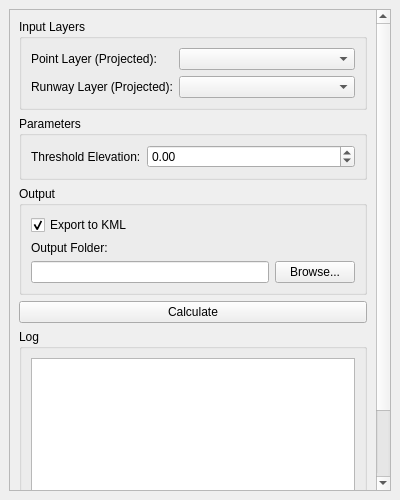
FLYGHT7/qpansopy, file Q_Pansopy/ui/ils/qpansopy_ils_dockwidget.ui: the form before one commit.
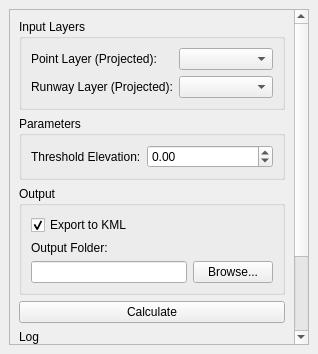
The form after the commit. Custom widgets are drawn as their Qt base class.

Diff of the .ui file:
```diff
--- a/Q_Pansopy/ui/ils/qpansopy_ils_dockwidget.ui
+++ b/Q_Pansopy/ui/ils/qpansopy_ils_dockwidget.ui
@@ -2,18 +2,10 @@
 <ui version="4.0">
  <class>QPANSOPYILSDockWidget</class>
  <widget class="QDockWidget" name="QPANSOPYILSDockWidget">
-  <property name="geometry">
-   <rect>
-    <x>0</x>
-    <y>0</y>
-    <width>400</width>
-    <height>500</height>
-   </rect>
-  </property>
   <property name="minimumSize">
    <size>
-    <width>300</width>
-    <height>300</height>
+    <width>250</width>
+    <height>200</height>
    </size>
   </property>
     <property name="maximumSize">
@@ -154,7 +146,7 @@
         <item>
          <widget class="QGroupBox" name="groupBox_5">
           <property name="sizePolicy">
-           <sizepolicy hsizetype="Preferred" vsizetype="Fixed">
+           <sizepolicy hsizetype="Preferred" vsizetype="Preferred">
             <horstretch>0</horstretch>
             <verstretch>0</verstretch>
            </sizepolicy>
```
